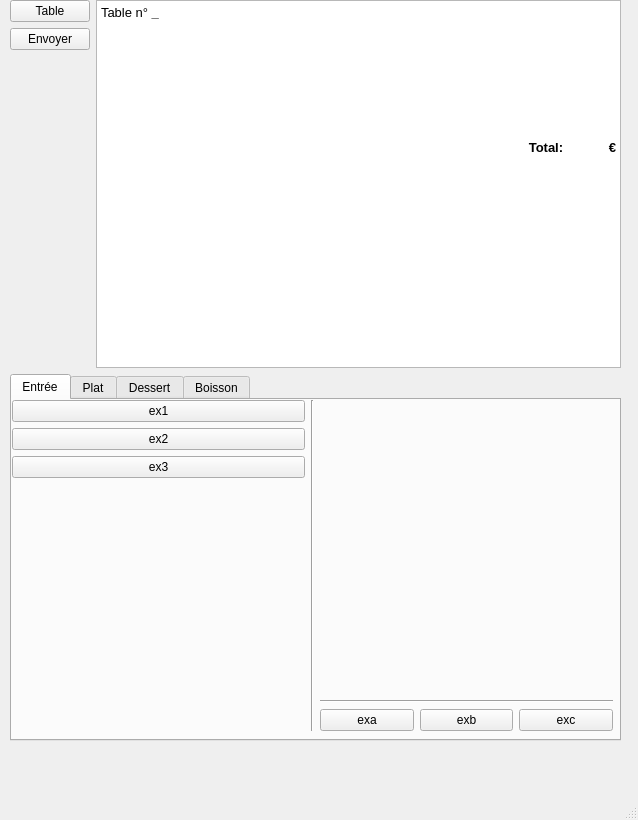
The window that ui/mainwindow.ui (jeanlapostolle/menucard) describes before a commit, drawn with Qt 5.
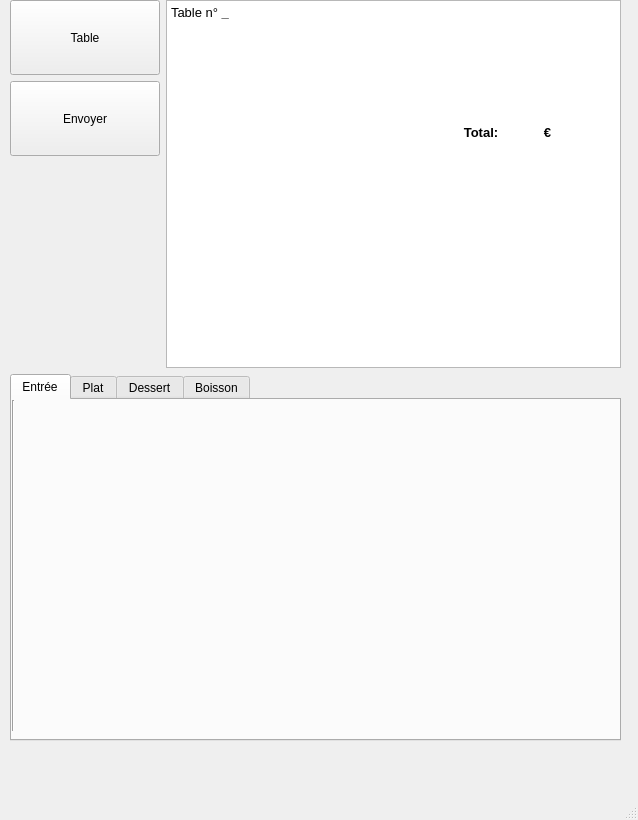
The same window after the commit.

What changed in the file:
```diff
--- a/ui/mainwindow.ui
+++ b/ui/mainwindow.ui
@@ -30,6 +30,12 @@
         <layout class="QVBoxLayout" name="verticalLayout_2">
          <item>
           <widget class="QPushButton" name="b_newTable">
+           <property name="minimumSize">
+            <size>
+             <width>150</width>
+             <height>75</height>
+            </size>
+           </property>
            <property name="text">
             <string>Table</string>
            </property>
@@ -37,6 +43,12 @@
          </item>
          <item>
           <widget class="QPushButton" name="b_send">
+           <property name="minimumSize">
+            <size>
+             <width>150</width>
+             <height>75</height>
+            </size>
+           </property>
            <property name="text">
             <string>Envoyer</string>
            </property>
@@ -71,9 +83,8 @@
 &lt;p style=&quot;-qt-paragraph-type:empty; margin-top:0px; margin-bottom:0px; margin-left:0px; margin-right:0px; -qt-block-indent:0; text-indent:0px; font-weight:600;&quot;&gt;&lt;br /&gt;&lt;/p&gt;
 &lt;p style=&quot;-qt-paragraph-type:empty; margin-top:0px; margin-bottom:0px; margin-left:0px; margin-right:0px; -qt-block-indent:0; text-indent:0px; font-weight:600;&quot;&gt;&lt;br /&gt;&lt;/p&gt;
 &lt;p style=&quot;-qt-paragraph-type:empty; margin-top:0px; margin-bottom:0px; margin-left:0px; margin-right:0px; -qt-block-indent:0; text-indent:0px; font-weight:600;&quot;&gt;&lt;br /&gt;&lt;/p&gt;
-&lt;p style=&quot;-qt-paragraph-type:empty; margin-top:0px; margin-bottom:0px; margin-left:0px; margin-right:0px; -qt-block-indent:0; text-indent:0px; font-weight:600;&quot;&gt;&lt;br /&gt;&lt;/p&gt;
-&lt;p style=&quot;-qt-paragraph-type:empty; margin-top:0px; margin-bottom:0px; margin-left:0px; margin-right:0px; -qt-block-indent:0; text-indent:0px; font-weight:600;&quot;&gt;&lt;br /&gt;&lt;/p&gt;
-&lt;p align=&quot;right&quot; style=&quot; margin-top:0px; margin-bottom:0px; margin-left:0px; margin-right:0px; -qt-block-indent:0; text-indent:0px;&quot;&gt;&lt;span style=&quot; font-weight:600;&quot;&gt;					Total:	€                  &lt;/span&gt;&lt;/p&gt;&lt;/body&gt;&lt;/html&gt;</string>
+&lt;p align=&quot;right&quot; style=&quot;-qt-paragraph-type:empty; margin-top:0px; margin-bottom:0px; margin-left:0px; margin-right:0px; -qt-block-indent:0; text-indent:0px; font-weight:600;&quot;&gt;&lt;br /&gt;&lt;/p&gt;
+&lt;p align=&quot;right&quot; style=&quot; margin-top:0px; margin-bottom:0px; margin-left:0px; margin-right:0px; -qt-block-indent:0; text-indent:0px;&quot;&gt;&lt;span style=&quot; font-weight:600;&quot;&gt;Total:	€                  &lt;/span&gt;&lt;/p&gt;&lt;/body&gt;&lt;/html&gt;</string>
          </property>
         </widget>
        </item>
@@ -81,10 +92,25 @@
      </item>
      <item>
       <widget class="QTabWidget" name="tab_select">
+       <property name="tabShape">
+        <enum>QTabWidget::Rounded</enum>
+       </property>
        <property name="currentIndex">
         <number>0</number>
        </property>
+       <property name="iconSize">
+        <size>
+         <width>16</width>
+         <height>16</height>
+        </size>
+       </property>
        <widget class="QWidget" name="tab_entree">
+        <property name="minimumSize">
+         <size>
+          <width>0</width>
+          <height>0</height>
+         </size>
+        </property>
         <attribute name="title">
          <string>Entrée</string>
         </attribute>
@@ -99,42 +125,7 @@
          </property>
          <layout class="QHBoxLayout" name="horizontalLayout_2">
           <item>
-           <layout class="QVBoxLayout" name="verticalLayout_3">
-            <item>
-             <widget class="QPushButton" name="pushButton">
-              <property name="text">
-               <string>ex1</string>
-              </property>
-             </widget>
-            </item>
-            <item>
-             <widget class="QPushButton" name="pushButton_2">
-              <property name="text">
-               <string>ex2</string>
-              </property>
-             </widget>
-            </item>
-            <item>
-             <widget class="QPushButton" name="pushButton_3">
-              <property name="text">
-               <string>ex3</string>
-              </property>
-             </widget>
-            </item>
-            <item>
-             <spacer name="verticalSpacer_2">
-              <property name="orientation">
-               <enum>Qt::Vertical</enum>
-              </property>
-              <property name="sizeHint" stdset="0">
-               <size>
-                <width>20</width>
-                <height>40</height>
-               </size>
-              </property>
-             </spacer>
-            </item>
-           </layout>
+           <layout class="QVBoxLayout" name="entreeLayout"/>
           </item>
           <item>
            <widget class="Line" name="line_2">
@@ -148,48 +139,16 @@
             <item>
              <spacer name="verticalSpacer_3">
               <property name="orientation">
-               <enum>Qt::Vertical</enum>
+               <enum>Qt::Horizontal</enum>
               </property>
               <property name="sizeHint" stdset="0">
                <size>
-                <width>20</width>
-                <height>40</height>
+                <width>40</width>
+                <height>20</height>
                </size>
               </property>
              </spacer>
             </item>
-            <item>
-             <widget class="Line" name="line">
-              <property name="orientation">
-               <enum>Qt::Horizontal</enum>
-              </property>
-             </widget>
-            </item>
-            <item>
-             <layout class="QHBoxLayout" name="horizontalLayout_4">
-              <item>
-               <widget class="QPushButton" name="pushButton_5">
-                <property name="text">
-                 <string>exa</string>
-                </property>
-               </widget>
-              </item>
-              <item>
-               <widget class="QPushButton" name="pushButton_4">
-                <property name="text">
-                 <string>exb</string>
-                </property>
-               </widget>
-              </item>
-              <item>
-               <widget class="QPushButton" name="pushButton_6">
-                <property name="text">
-                 <string>exc</string>
-                </property>
-               </widget>
-              </item>
-             </layout>
-            </item>
            </layout>
           </item>
          </layout>
```
Left out of the diff: 121 changed lines with no effect on the pictures.
